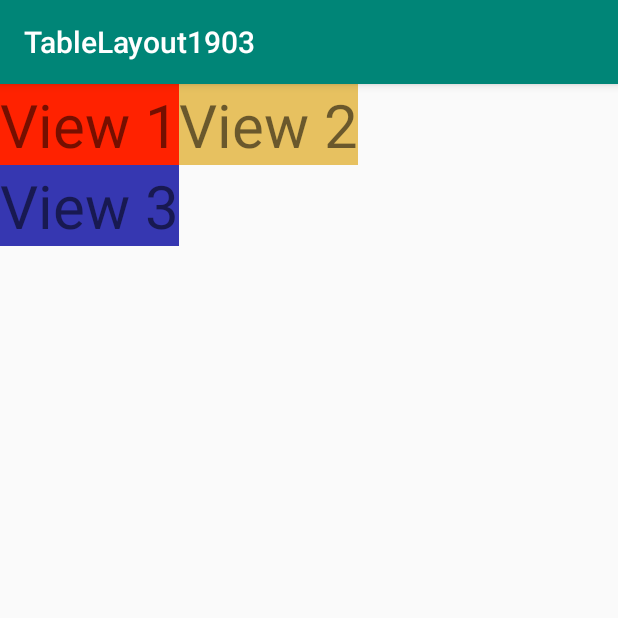
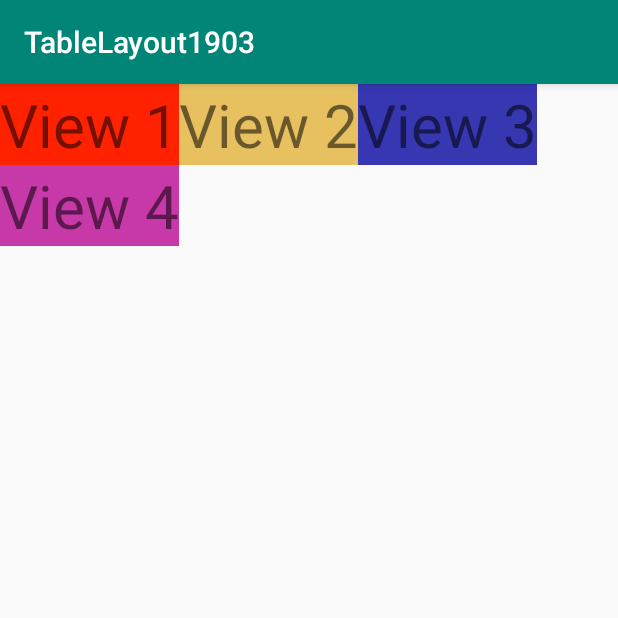
Before and after one commit to phamtanphat/TableLayout1903, an Android app: the screen it shows after launch (MainActivity), on a phone screen of 412 x 824 dp, the top half of it. Run offline under Robolectric (Android 15) with nearby library versions, the phone set to English and light mode, and no system bars.

```diff
--- a/app/src/main/res/layout/activity_main.xml
+++ b/app/src/main/res/layout/activity_main.xml
@@ -4,28 +4,29 @@
     xmlns:tools="http://schemas.android.com/tools"
     android:layout_width="match_parent"
     android:layout_height="match_parent"
-    android:shrinkColumns="*"
     tools:context=".MainActivity">
     <TableRow>
         <TextView
             android:gravity="center"
-
             android:background="#f20"
             android:text="View 1"
             android:textSize="40sp"/>
         <TextView
             android:gravity="center"
-
             android:background="#E7C160"
             android:text="View 2"
+            android:textSize="40sp"/>
+        <TextView
+            android:gravity="center"
+            android:background="#3637B1"
+            android:text="View 3"
             android:textSize="40sp"/>
     </TableRow>
     <TableRow>
         <TextView
             android:gravity="center"
-            android:layout_width="0dp"
-            android:background="#3637B1"
-            android:text="View 3"
+            android:background="#C738A8"
+            android:text="View 4"
             android:textSize="40sp"/>
     </TableRow>
 
```
